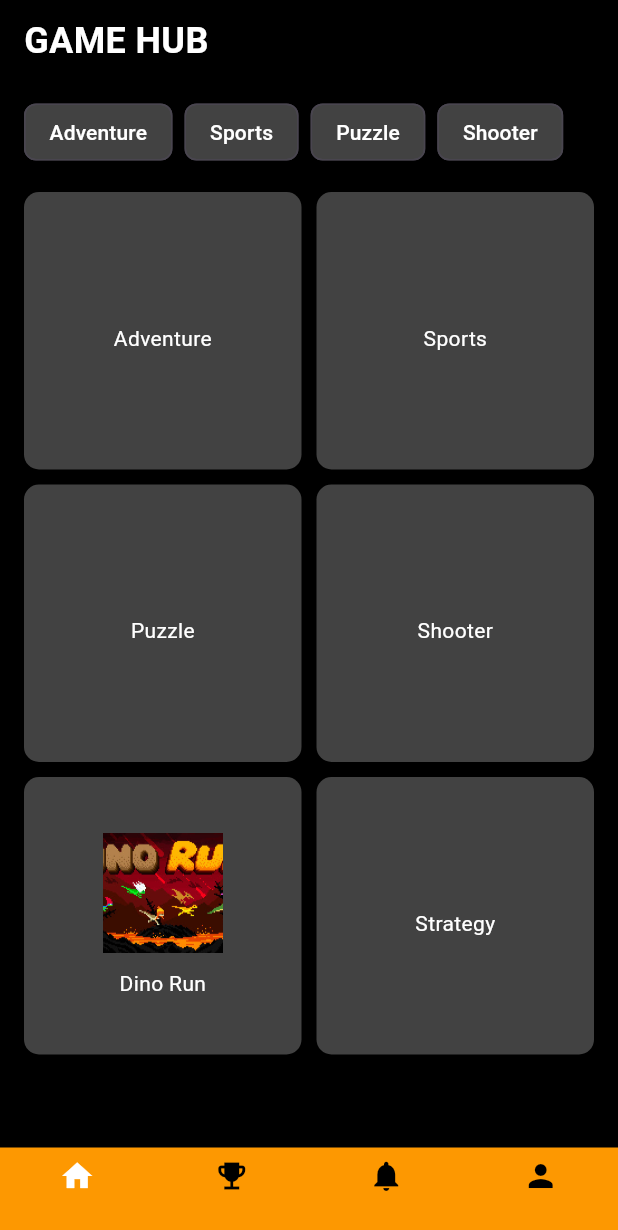
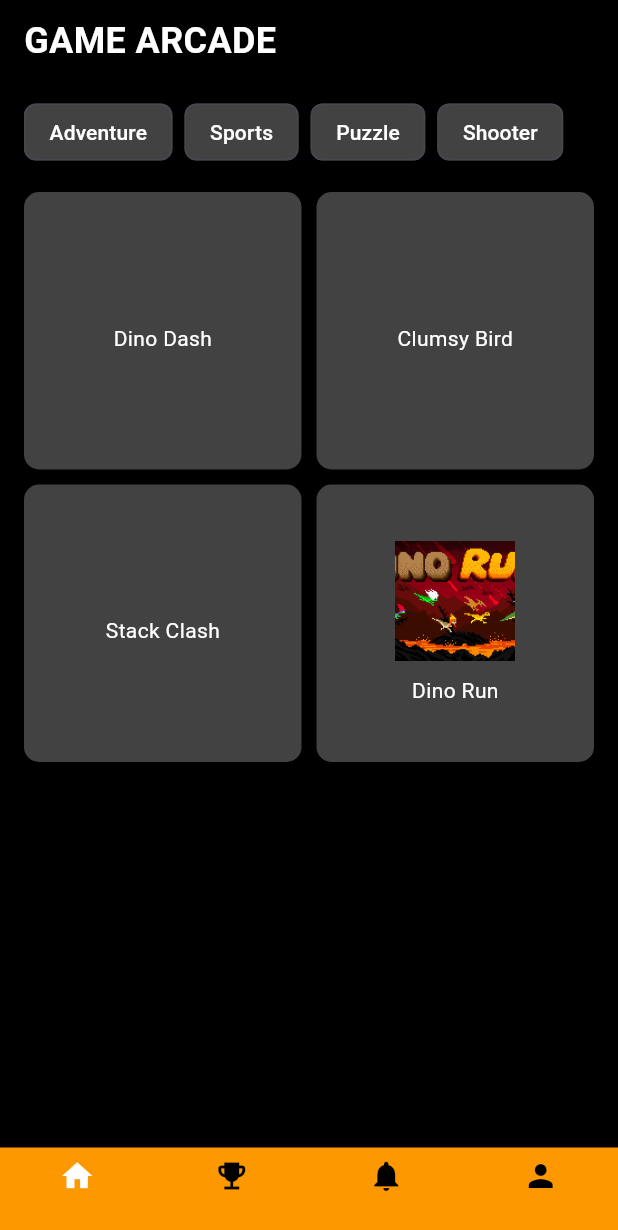
Before and after one commit to Isuru-Eranda/game_arcade, a Flutter app: the HomeScreen screen opened directly, on a phone screen of 412 x 824 dp. Shown: the top 1230 px of the screen. Run offline on Flutter 3.47's test engine with Material 3 defaults, Android fonts, the phone set to English and light mode, and no system bars; our stand-ins replace cloud_firestore, firebase_auth, firebase_core; missing offline and left inert: flame; accounts and stored records are empty.

Commit message:
feat:rename the game names

```diff
--- a/lib/screens/home_screen.dart
+++ b/lib/screens/home_screen.dart
@@ -43,7 +43,7 @@ class _HomeScreenState extends State<HomeScreen> {
             const Padding(
               padding: EdgeInsets.symmetric(horizontal: 16.0, vertical: 10),
               child: Text(
-                'GAME HUB',
+                'GAME ARCADE',
                 style: TextStyle(
                   fontSize: 24,
                   fontWeight: FontWeight.bold,
@@ -87,12 +87,10 @@ class _HomeScreenState extends State<HomeScreen> {
 
   Widget _buildGameGrid(BuildContext context) {
     List<String> games = [
-      "Adventure",
-      "Sports",
-      "Puzzle",
-      "Shooter",
+      "Dino Dash",
+      "Clumsy Bird",
+      "Stack Clash",
       "Dino Run",
-      "Strategy"
     ];
 
     return Padding(
```
